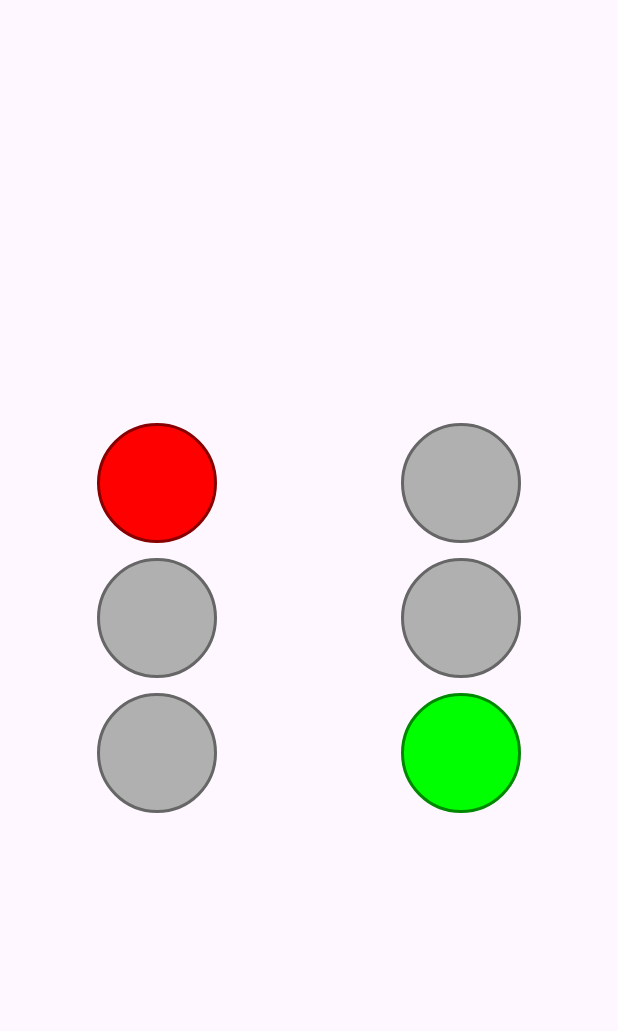
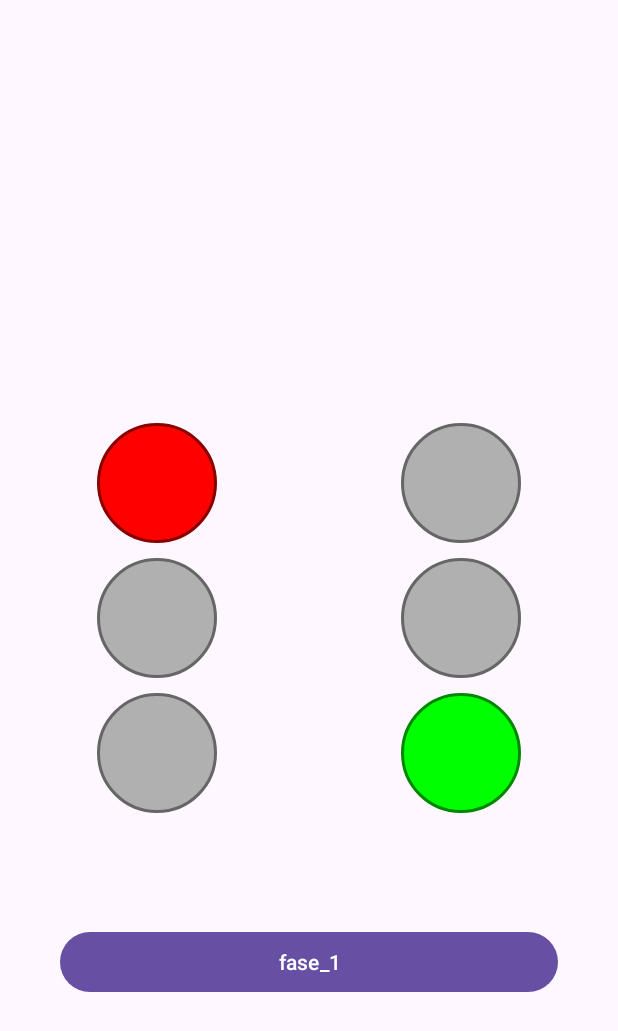
Before and after one commit to luiyi231/Semaforo, an Android app: the screen it shows after launch (MainActivity), on a phone screen of 412 x 824 dp. Shown: the top 1031 px of the screen. Run offline under Robolectric (Android 15) with nearby library versions, the phone set to English and light mode, and no system bars.

Commit message:
fase_5(mas_la_fase_1)

```diff
--- a/app/src/main/AndroidManifest.xml
+++ b/app/src/main/AndroidManifest.xml
@@ -12,6 +12,9 @@
         android:supportsRtl="true"
         android:theme="@style/Theme.Semaforo">
         <activity
+            android:name=".Fase_1"
+            android:exported="false" />
+        <activity
             android:name=".MainActivity"
             android:exported="true">
             <intent-filter>
--- a/app/src/main/java/com/example/semaforo/MainActivity.java
+++ b/app/src/main/java/com/example/semaforo/MainActivity.java
@@ -1,6 +1,9 @@
 package com.example.semaforo;
 
+import android.content.Intent;
 import android.os.Bundle;
+import android.view.View;
+import android.widget.Button;
 import android.widget.ImageView;
 
 import androidx.activity.EdgeToEdge;
@@ -13,6 +16,7 @@ public class MainActivity extends AppCompatActivity {
 
     private ImageView rojo1, amarillo1, verde1;//Semaforo 1
     private ImageView rojo2, amarillo2, verde2;//Semaforo 2
+    private Button button; //boton porque me olvide la fase 1
 
     @Override
     protected void onCreate(Bundle savedInstanceState) {
@@ -28,6 +32,8 @@ public class MainActivity extends AppCompatActivity {
         rojo2 = findViewById(R.id.rojo2);
         amarillo2 = findViewById(R.id.amarillo2);
         verde2 = findViewById(R.id.verde2);
+
+        button = findViewById(R.id.button);
 
         Thread hiloSemaforo1 = new Thread(() -> {
             int contador1 = 0;
@@ -136,5 +142,10 @@ public class MainActivity extends AppCompatActivity {
             v.setPadding(systemBars.left, systemBars.top, systemBars.right, systemBars.bottom);
             return insets;
         });
+
+        button.setOnClickListener(v -> {
+            Intent intent = new Intent(MainActivity.this, Fase_1.class);
+            startActivity(intent);
+        });
     }
 }
--- a/app/src/main/res/layout/activity_main.xml
+++ b/app/src/main/res/layout/activity_main.xml
@@ -78,4 +78,20 @@
         </LinearLayout>
 
     </LinearLayout>
+
+    <LinearLayout
+        android:layout_width="332dp"
+        android:layout_height="154dp"
+        android:orientation="vertical"
+        app:layout_constraintBottom_toBottomOf="parent"
+        app:layout_constraintEnd_toEndOf="parent"
+        app:layout_constraintStart_toStartOf="parent"
+        app:layout_constraintTop_toBottomOf="@+id/container">
+
+        <Button
+            android:id="@+id/button"
+            android:layout_width="match_parent"
+            android:layout_height="wrap_content"
+            android:text="fase_1" />
+    </LinearLayout>
 </androidx.constraintlayout.widget.ConstraintLayout>
```
Also changed, not shown: app/src/main/java/com/example/semaforo/Fase_1.java (added, +39 -0 lines), app/src/main/res/layout/activity_fase1.xml (added, +19 -0 lines).
